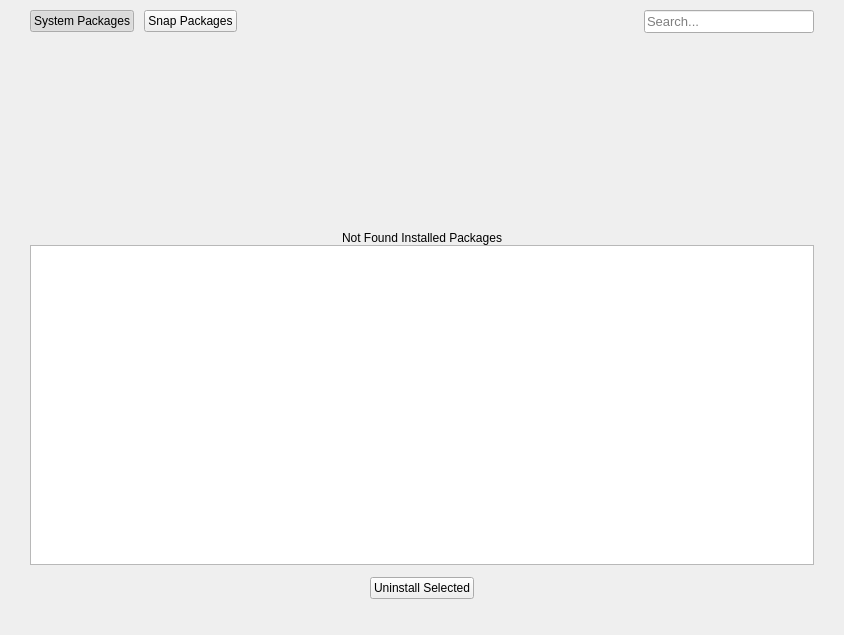
Old version of the form stacer/Pages/Uninstaller/uninstallerpage.ui in the repository oguzhaninan/Stacer.
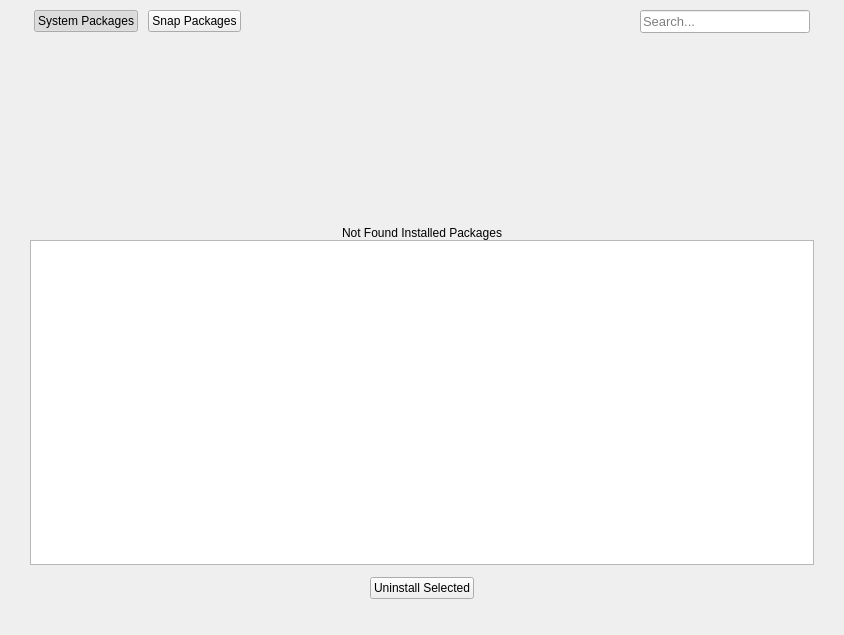
New version of the form. The open tabs and pages were chosen to show the change.

What changed in the file:
```diff
--- a/stacer/Pages/Uninstaller/uninstallerpage.ui
+++ b/stacer/Pages/Uninstaller/uninstallerpage.ui
@@ -348,16 +348,16 @@
        <number>10</number>
       </property>
       <property name="leftMargin">
-       <number>0</number>
+       <number>4</number>
       </property>
       <property name="topMargin">
        <number>5</number>
       </property>
       <property name="rightMargin">
-       <number>0</number>
+       <number>4</number>
       </property>
       <property name="bottomMargin">
-       <number>10</number>
+       <number>5</number>
       </property>
       <item>
        <widget class="QPushButton" name="btnSystemPackages">
```
Left out of the diff: 2 changed lines with no effect on the pictures.
